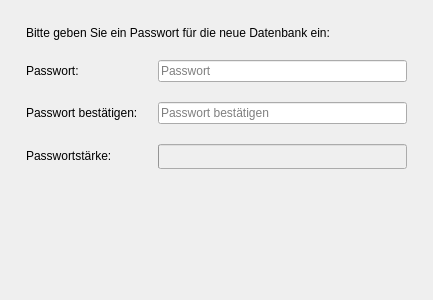
Qt form ui/PasswordWizardPage.ui (JulWit/PasswordManager) before a commit.
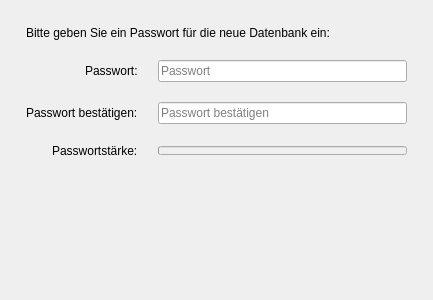
The same form after that commit.

Diff of the .ui file:
```diff
--- a/ui/PasswordWizardPage.ui
+++ b/ui/PasswordWizardPage.ui
@@ -19,6 +19,9 @@
   <layout class="QVBoxLayout" name="verticalLayout">
    <item>
     <layout class="QFormLayout" name="formLayout">
+     <property name="labelAlignment">
+      <set>Qt::AlignRight|Qt::AlignTrailing|Qt::AlignVCenter</set>
+     </property>
      <property name="horizontalSpacing">
       <number>20</number>
      </property>
@@ -95,14 +98,16 @@
       </widget>
      </item>
      <item row="3" column="1">
+      <layout class="QVBoxLayout" name="verticalLayout_2">
+       <item alignment="Qt::AlignVCenter">
       <widget class="QProgressBar" name="passwordStrength">
        <property name="enabled">
         <bool>false</bool>
        </property>
-       <property name="minimumSize">
+         <property name="maximumSize">
         <size>
-         <width>222</width>
-         <height>25</height>
+           <width>16777215</width>
+           <height>9</height>
         </size>
        </property>
        <property name="autoFillBackground">
@@ -111,8 +116,14 @@
        <property name="value">
         <number>0</number>
        </property>
+         <property name="alignment">
+          <set>Qt::AlignLeading|Qt::AlignLeft|Qt::AlignVCenter</set>
+         </property>
        <property name="textVisible">
-        <bool>true</bool>
+          <bool>false</bool>
+         </property>
+         <property name="orientation">
+          <enum>Qt::Horizontal</enum>
        </property>
        <property name="invertedAppearance">
         <bool>false</bool>
@@ -124,6 +135,8 @@
         <string/>
        </property>
       </widget>
+       </item>
+      </layout>
      </item>
     </layout>
    </item>
```
Left out of the diff: 28 changed lines with no effect on the pictures. Lines whose indentation alone changed are shown as unchanged.
